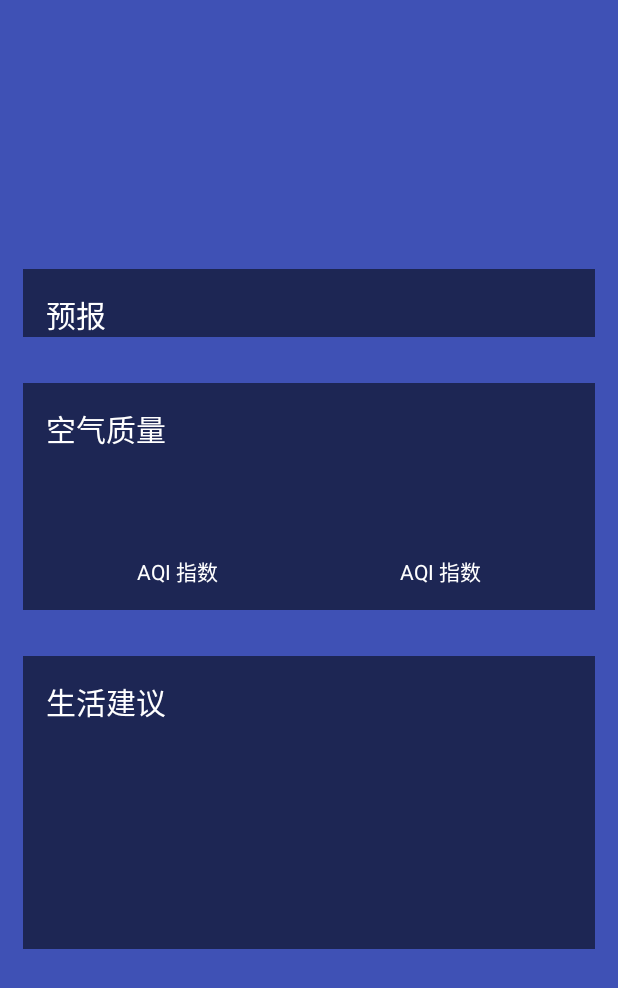
After one commit to czb53090/coolweather, an Android app: the layout activity_weather.xml on its own in the app's theme, with its tools: preview values and no code run, on a phone screen of 412 x 824 dp. The commit adds this screen. Shown: the top 988 px of the screen. Run offline under Robolectric (Android 15) with nearby library versions, the phone set to English and light mode, and no system bars.

Commit message:
加入显示天气信息的功能。

```diff
--- a/app/build.gradle
+++ b/app/build.gradle
@@ -31,9 +31,9 @@ dependencies {
     })
     compile 'com.android.support:appcompat-v7:27.+'
     compile 'com.android.support.constraint:constraint-layout:1.0.2'
-    testCompile 'junit:junit:4.12'
     compile 'org.litepal.android:core:1.6.1'
     compile 'com.squareup.okhttp3:okhttp:3.9.1'
     compile 'com.google.code.gson:gson:2.8.2'
     compile 'com.github.bumptech.glide:glide:3.7.0'
+    testCompile 'junit:junit:4.12'
 }
--- a/app/src/main/AndroidManifest.xml
+++ b/app/src/main/AndroidManifest.xml
@@ -2,7 +2,7 @@
 <manifest xmlns:android="http://schemas.android.com/apk/res/android"
           package="com.coolweather.android">
 
-    <uses-permission android:name="android.permission.INTERNET" />
+    <uses-permission android:name="android.permission.INTERNET"/>
 
     <application
             android:name="org.litepal.LitePalApplication"
@@ -19,6 +19,8 @@
                 <category android:name="android.intent.category.LAUNCHER"/>
             </intent-filter>
         </activity>
+        <activity android:name=".WeatherActivity">
+        </activity>
     </application>
 
 </manifest>
--- /dev/null
+++ b/app/src/main/res/layout/activity_weather.xml
@@ -0,0 +1,40 @@
+<?xml version="1.0" encoding="utf-8"?>
+<FrameLayout
+        xmlns:android="http://schemas.android.com/apk/res/android"
+        xmlns:tools="http://schemas.android.com/tools"
+        xmlns:app="http://schemas.android.com/apk/res-auto"
+        android:layout_width="match_parent"
+        android:layout_height="match_parent"
+        tools:context="com.coolweather.android.WeatherActivity"
+        android:background="@color/colorPrimary">
+
+    <ImageView android:layout_width="match_parent" android:layout_height="match_parent"
+               android:id="@+id/bing_pic_img"
+               android:scaleType="centerCrop"
+               />
+
+    <ScrollView android:layout_width="match_parent" android:layout_height="match_parent"
+                android:id="@+id/weather_layout"
+                android:scrollbars="none"
+                android:overScrollMode="never"
+                android:fitsSystemWindows="true"
+                >
+
+        <LinearLayout android:layout_width="match_parent" android:layout_height="wrap_content"
+                      android:orientation="vertical"
+                      >
+            <include layout="@layout/title" />
+
+            <include layout="@layout/now" />
+
+            <include layout="@layout/forecast" />
+
+            <include layout="@layout/aqi" />
+
+            <include layout="@layout/suggestion" />
+
+        </LinearLayout>
+
+    </ScrollView>
+
+</FrameLayout>
--- /dev/null
+++ b/app/src/main/res/layout/aqi.xml
@@ -0,0 +1,75 @@
+<?xml version="1.0" encoding="utf-8"?>
+<LinearLayout xmlns:android="http://schemas.android.com/apk/res/android"
+              android:orientation="vertical"
+              android:layout_width="match_parent"
+              android:layout_height="wrap_content"
+              android:layout_margin="15dp"
+              android:background="#8000">
+
+    <TextView android:layout_width="wrap_content" android:layout_height="wrap_content"
+              android:layout_marginLeft="15dp"
+              android:layout_marginTop="15dp"
+              android:text="空气质量"
+              android:textColor="#fff"
+              android:textSize="20sp"
+              />
+
+    <LinearLayout android:layout_width="match_parent" android:layout_height="wrap_content"
+                  android:layout_margin="15dp"
+                  >
+
+        <RelativeLayout android:layout_width="0dp" android:layout_height="match_parent"
+                        android:layout_weight="1"
+                        >
+
+            <LinearLayout android:layout_width="match_parent" android:layout_height="wrap_content"
+                          android:orientation="vertical"
+                          android:layout_centerInParent="true"
+                          >
+
+                <TextView android:layout_width="wrap_content" android:layout_height="wrap_content"
+                          android:id="@+id/aqi_text"
+                          android:layout_gravity="center"
+                          android:textColor="#fff"
+                          android:textSize="40sp"
+                          />
+
+                <TextView android:layout_width="wrap_content" android:layout_height="wrap_content"
+                          android:layout_gravity="center"
+                          android:text="AQI 指数"
+                          android:textColor="#fff"
+                          />
+
+            </LinearLayout>
+
+        </RelativeLayout>
+
+        <RelativeLayout android:layout_width="0dp" android:layout_height="match_parent"
+                        android:layout_weight="1"
+                        >
+
+            <LinearLayout android:layout_width="match_parent" android:layout_height="wrap_content"
+                          android:orientation="vertical"
+                          android:layout_centerInParent="true"
+                          >
+
+                <TextView android:layout_width="wrap_content" android:layout_height="wrap_content"
+                          android:id="@+id/pm25_text"
+                          android:layout_gravity="center"
+                          android:textColor="#fff"
+                          android:textSize="40sp"
+                          />
+
+                <TextView android:layout_width="wrap_content" android:layout_height="wrap_content"
+                          android:layout_gravity="center"
+                          android:text="AQI 指数"
+                          android:textColor="#fff"
+                          />
+
+            </LinearLayout>
+
+        </RelativeLayout>
+
+    </LinearLayout>
+
+</LinearLayout>
--- /dev/null
+++ b/app/src/main/res/layout/forecast.xml
@@ -0,0 +1,23 @@
+<?xml version="1.0" encoding="utf-8"?>
+<LinearLayout xmlns:android="http://schemas.android.com/apk/res/android"
+              android:orientation="vertical"
+              android:layout_width="match_parent"
+              android:layout_height="wrap_content"
+              android:layout_margin="15dp"
+              android:background="#8000"
+              >
+
+    <TextView android:layout_width="wrap_content" android:layout_height="wrap_content"
+              android:layout_marginLeft="15dp"
+              android:layout_marginTop="15dp"
+              android:text="预报"
+              android:textColor="#fff"
+              android:textSize="20sp"
+              />
+
+    <LinearLayout android:layout_width="match_parent" android:layout_height="wrap_content"
+                  android:id="@+id/forecast_layout"
+                  android:orientation="vertical">
+    </LinearLayout>
+
+</LinearLayout>
--- /dev/null
+++ b/app/src/main/res/layout/now.xml
@@ -0,0 +1,23 @@
+<?xml version="1.0" encoding="utf-8"?>
+<LinearLayout xmlns:android="http://schemas.android.com/apk/res/android"
+              android:orientation="vertical"
+              android:layout_width="match_parent"
+              android:layout_height="match_parent">
+
+    <TextView android:layout_width="wrap_content" android:layout_height="wrap_content"
+              android:id="@+id/degree_text"
+              android:layout_gravity="end"
+              android:layout_marginRight="15dp"
+              android:textColor="#fff"
+              android:textSize="60sp"
+              />
+
+    <TextView android:layout_width="wrap_content" android:layout_height="wrap_content"
+              android:id="@+id/weather_info_text"
+              android:layout_gravity="end"
+              android:layout_marginRight="15dp"
+              android:textColor="#fff"
+              android:textSize="20sp"
+              />
+
+</LinearLayout>
--- /dev/null
+++ b/app/src/main/res/layout/suggestion.xml
@@ -0,0 +1,36 @@
+<?xml version="1.0" encoding="utf-8"?>
+<LinearLayout xmlns:android="http://schemas.android.com/apk/res/android"
+              android:orientation="vertical"
+              android:layout_width="match_parent"
+              android:layout_height="wrap_content"
+              android:layout_margin="15dp"
+              android:background="#8000"
+              >
+
+    <TextView android:layout_width="wrap_content" android:layout_height="wrap_content"
+              android:layout_marginLeft="15dp"
+              android:layout_marginTop="15dp"
+              android:text="生活建议"
+              android:textColor="#fff"
+              android:textSize="20sp"
+              />
+
+    <TextView android:layout_width="wrap_content" android:layout_height="wrap_content"
+              android:id="@+id/comfort_text"
+              android:layout_margin="15dp"
+              android:textColor="#fff"
+              />
+
+    <TextView android:layout_width="wrap_content" android:layout_height="wrap_content"
+              android:id="@+id/car_wash_text"
+              android:layout_margin="15dp"
+              android:textColor="#fff"
+              />
+
+    <TextView android:layout_width="wrap_content" android:layout_height="wrap_content"
+              android:id="@+id/sport_text"
+              android:layout_margin="15dp"
+              android:textColor="#fff"
+              />
+
+</LinearLayout>
--- /dev/null
+++ b/app/src/main/res/layout/title.xml
@@ -0,0 +1,22 @@
+<?xml version="1.0" encoding="utf-8"?>
+<RelativeLayout xmlns:android="http://schemas.android.com/apk/res/android"
+              android:layout_width="match_parent"
+              android:layout_height="?attr/actionBarSize">
+
+    <TextView android:layout_width="wrap_content" android:layout_height="wrap_content"
+              android:id="@+id/title_city"
+              android:layout_centerInParent="true"
+              android:textColor="#fff"
+              android:textSize="20sp"
+              />
+
+    <TextView android:layout_width="wrap_content" android:layout_height="wrap_content"
+              android:id="@+id/title_update_time"
+              android:layout_marginRight="10dp"
+              android:layout_alignParentRight="true"
+              android:layout_centerVertical="true"
+              android:textColor="#fff"
+              android:textSize="16sp"
+              />
+
+</RelativeLayout>
```
Also changed, not shown: app/src/main/java/com/coolweather/android/ChooserAreaFragment.java (+9 -0 lines), app/src/main/java/com/coolweather/android/MainActivity.java (+10 -0 lines), app/src/main/java/com/coolweather/android/WeatherActivity.java (added, +205 -0 lines), app/src/main/java/com/coolweather/android/gson/AQI.java (added, +10 -0 lines), app/src/main/java/com/coolweather/android/gson/Basic.java (added, +18 -0 lines), app/src/main/java/com/coolweather/android/gson/Forecast.java (added, +23 -0 lines), app/src/main/java/com/coolweather/android/gson/Now.java (added, +16 -0 lines), app/src/main/java/com/coolweather/android/gson/Suggestion.java (added, +28 -0 lines), app/src/main/java/com/coolweather/android/gson/Weather.java (added, +16 -0 lines), app/src/main/java/com/coolweather/android/util/Utility.java (+18 -0 lines), app/src/main/res/layout/forecast_item.xml (added, +38 -0 lines).
